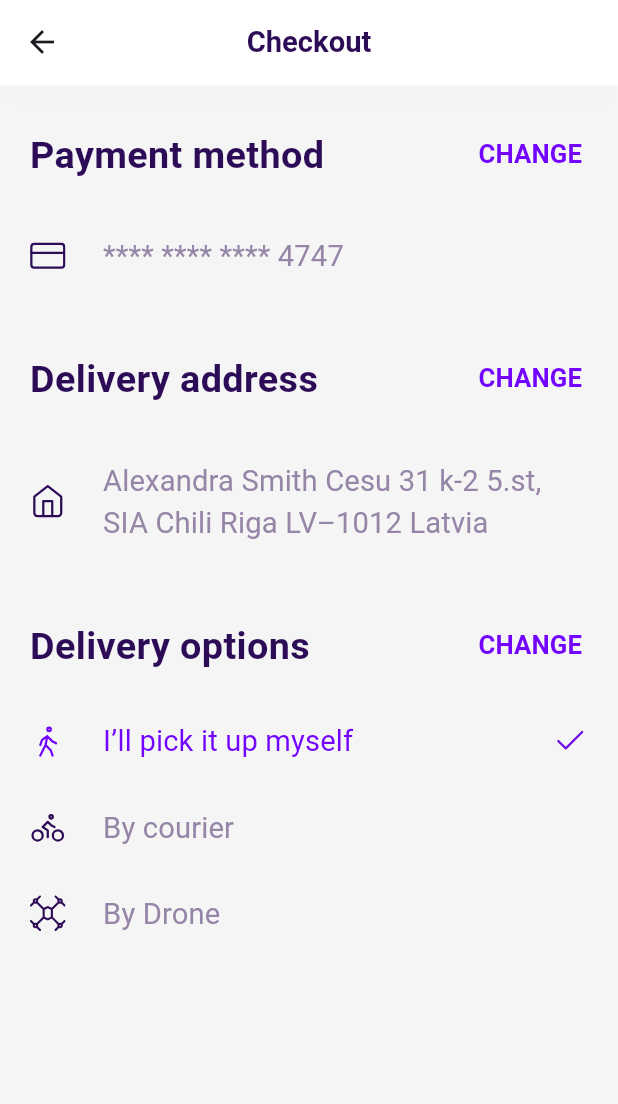
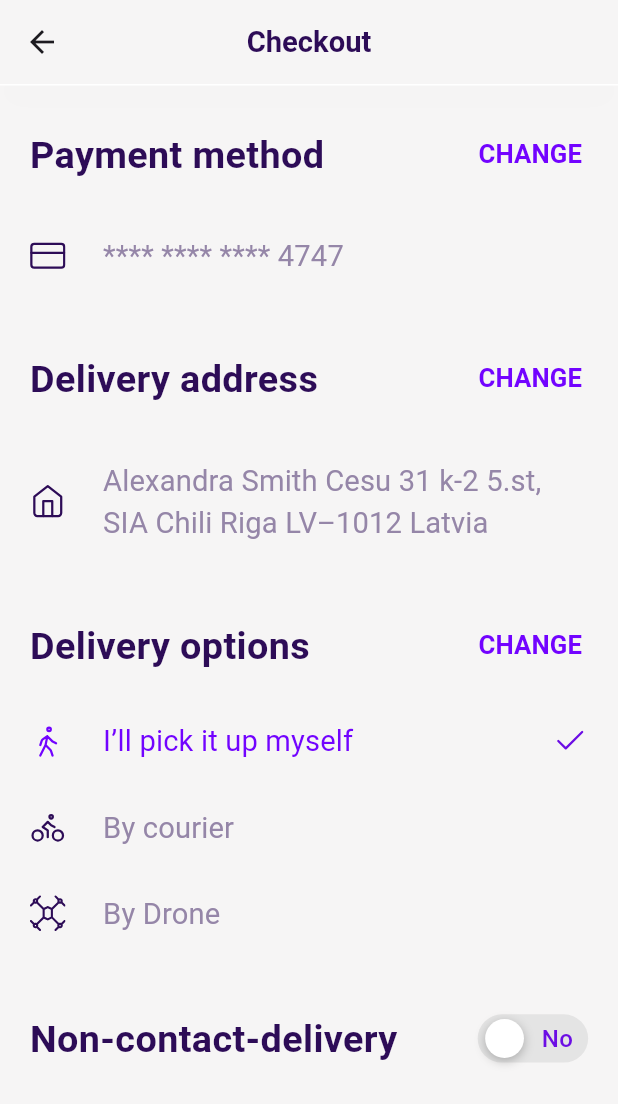
Before and after one commit to SharifboyMuminov/food_app, a Flutter app: the CheckoutScreen screen opened directly, on a phone screen of 412 x 824 dp. Shown: the top 1104 px of the screen. Run offline on Flutter 3.47's test engine with Material 3 defaults, Android fonts, the phone set to English and light mode, and no system bars; our stand-ins replace flutter_screenutil, flutter_svg.

Commit message:
checkout_screen the end :)

```diff
--- a/lib/screens/tab_box/checkout/checkout_screen.dart
+++ b/lib/screens/tab_box/checkout/checkout_screen.dart
@@ -1,6 +1,7 @@
 import 'package:flutter/material.dart';
 import 'package:flutter_screenutil/flutter_screenutil.dart';
 import 'package:food_app/screens/tab_box/checkout/widget/change.dart';
+import 'package:food_app/screens/tab_box/checkout/widget/check_box.dart';
 import 'package:food_app/screens/tab_box/checkout/widget/main_button.dart';
 import 'package:food_app/utils/app_colors.dart';
 import 'package:food_app/utils/app_size.dart';
@@ -16,11 +17,13 @@ class CheckoutScreen extends StatefulWidget {
 class _CheckoutScreenState extends State<CheckoutScreen> {
   int activeDeliveryOptionsIndex = 0;
 
+  bool isSwitched = false;
+
   @override
   Widget build(BuildContext context) {
     return Scaffold(
       appBar: AppBar(
-        backgroundColor: AppColors.white,
+        backgroundColor: AppColors.cF6F5F5,
         centerTitle: true,
         title: Text(
           "Checkout",
@@ -102,6 +105,30 @@ class _CheckoutScreenState extends State<CheckoutScreen> {
                     title: 'By Drone',
                     iconPath: 'assets/icons/drone.svg',
                   ),
+                  40.getH(),
+                  Padding(
+                    padding: EdgeInsets.symmetric(horizontal: 20.we),
+                    child: Row(
+                      mainAxisAlignment: MainAxisAlignment.spaceBetween,
+                      children: [
+                        Text(
+                          "Non-contact-delivery",
+                          style: AppTextStyle.seoulNamsanBold.copyWith(
+                            fontSize: 22.sp,
+                            color: AppColors.c2D0C57,
+                          ),
+                        ),
+                        MyCheckBox(
+                          isSwitched: isSwitched,
+                          onTab: () {
+                            setState(() {
+                              isSwitched = !isSwitched;
+                            });
+                          },
+                        ),
+                      ],
+                    ),
+                  ),
                 ],
               ),
             ),
--- /dev/null
+++ b/lib/screens/tab_box/checkout/widget/check_box.dart
@@ -0,0 +1,72 @@
+import 'package:flutter/material.dart';
+import 'package:flutter_screenutil/flutter_screenutil.dart';
+import 'package:food_app/utils/app_colors.dart';
+import 'package:food_app/utils/app_size.dart';
+import 'package:food_app/utils/app_text_style.dart';
+
+class MyCheckBox extends StatelessWidget {
+  const MyCheckBox({super.key, required this.onTab, required this.isSwitched});
+
+  final VoidCallback onTab;
+  final bool isSwitched;
+
+  @override
+  Widget build(BuildContext context) {
+    return GestureDetector(
+      onTap: onTab,
+      child: AnimatedContainer(
+        duration: const Duration(milliseconds: 100),
+        width: 74.we,
+        height: 35.he,
+        decoration: BoxDecoration(
+          borderRadius: BorderRadius.circular(25),
+          color: isSwitched
+              ? Colors.purple.withOpacity(0.2)
+              : Colors.grey.withOpacity(0.2),
+        ),
+        child: Stack(
+          children: [
+            AnimatedAlign(
+              alignment:
+                  isSwitched ? Alignment.centerRight : Alignment.centerLeft,
+              duration: const Duration(milliseconds: 300),
+              child: Padding(
+                padding: EdgeInsets.symmetric(horizontal: 5.we),
+                child: AnimatedContainer(
+                  duration: const Duration(milliseconds: 300),
+                  width: 26.we,
+                  height: 26.we,
+                  decoration: const BoxDecoration(
+                    color: AppColors.white,
+                    shape: BoxShape.circle,
+                    boxShadow: [
+                      BoxShadow(
+                        color: Colors.black26,
+                        blurRadius: 5,
+                        offset: Offset(0, 2),
+                      ),
+                    ],
+                  ),
+                ),
+              ),
+            ),
+            Align(
+              alignment:
+                  isSwitched ? Alignment.centerLeft : Alignment.centerRight,
+              child: Padding(
+                padding: const EdgeInsets.symmetric(horizontal: 10.0),
+                child: Text(
+                  isSwitched ? 'Yes' : 'No',
+                  style: AppTextStyle.seoulNamsanMedium.copyWith(
+                    fontSize: 14.sp,
+                    color: AppColors.c6C0EE4,
+                  ),
+                ),
+              ),
+            ),
+          ],
+        ),
+      ),
+    );
+  }
+}
```
